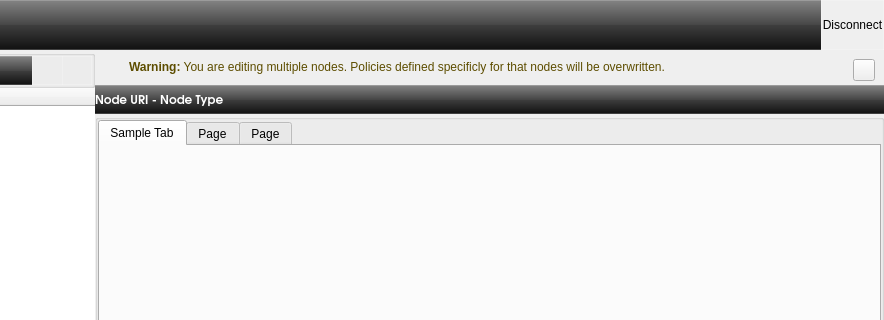
Old version of the form ahenk/lider-ng/lider/main.ui in the repository pars-linux/uludag; both pictures show x 221 to 1105 and y 0 to 320 of the 1105 by 745 pixel window.
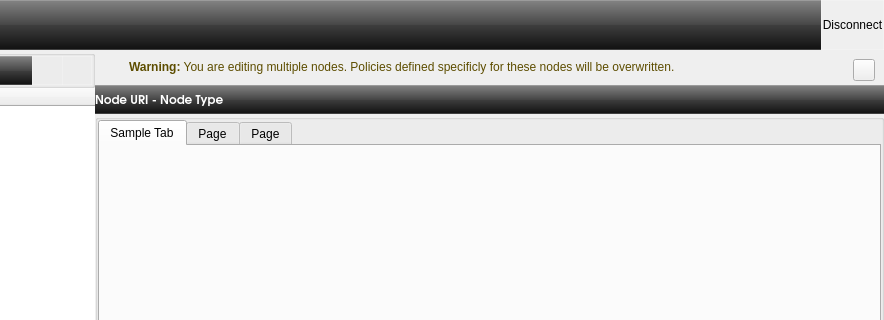
New version of the form. Icons and pictures are not drawn.

Commit message: Update view in every inheritance policy change

Diff of the .ui file:
```diff
--- a/ahenk/lider-ng/lider/main.ui
+++ b/ahenk/lider-ng/lider/main.ui
@@ -1460,7 +1460,7 @@
 &lt;html&gt;&lt;head&gt;&lt;meta name=&quot;qrichtext&quot; content=&quot;1&quot; /&gt;&lt;style type=&quot;text/css&quot;&gt;
 p, li { white-space: pre-wrap; }
 &lt;/style&gt;&lt;/head&gt;&lt;body style=&quot; font-family:'Droid Sans'; font-size:9pt; font-weight:400; font-style:normal;&quot;&gt;
-&lt;p style=&quot; margin-top:0px; margin-bottom:0px; margin-left:0px; margin-right:0px; -qt-block-indent:0; text-indent:0px;&quot;&gt;&lt;span style=&quot; font-weight:600;&quot;&gt;Warning:&lt;/span&gt; You are editing multiple nodes. Policies defined specificly for that nodes will be overwritten.&lt;/p&gt;&lt;/body&gt;&lt;/html&gt;</string>
+&lt;p style=&quot; margin-top:0px; margin-bottom:0px; margin-left:0px; margin-right:0px; -qt-block-indent:0; text-indent:0px;&quot;&gt;&lt;span style=&quot; font-weight:600;&quot;&gt;Warning:&lt;/span&gt; You are editing multiple nodes. Policies defined specificly for these nodes will be overwritten.&lt;/p&gt;&lt;/body&gt;&lt;/html&gt;</string>
                 </property>
                 <property name="wordWrap">
                  <bool>true</bool>
```
The commit also changes 2 other files.
